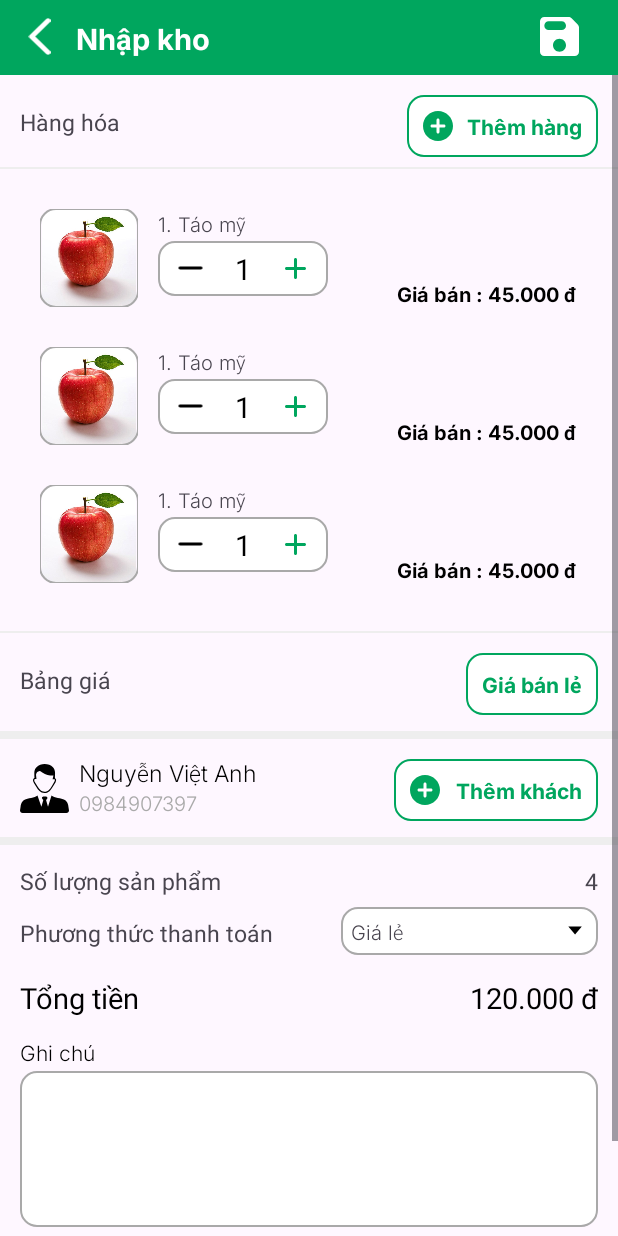
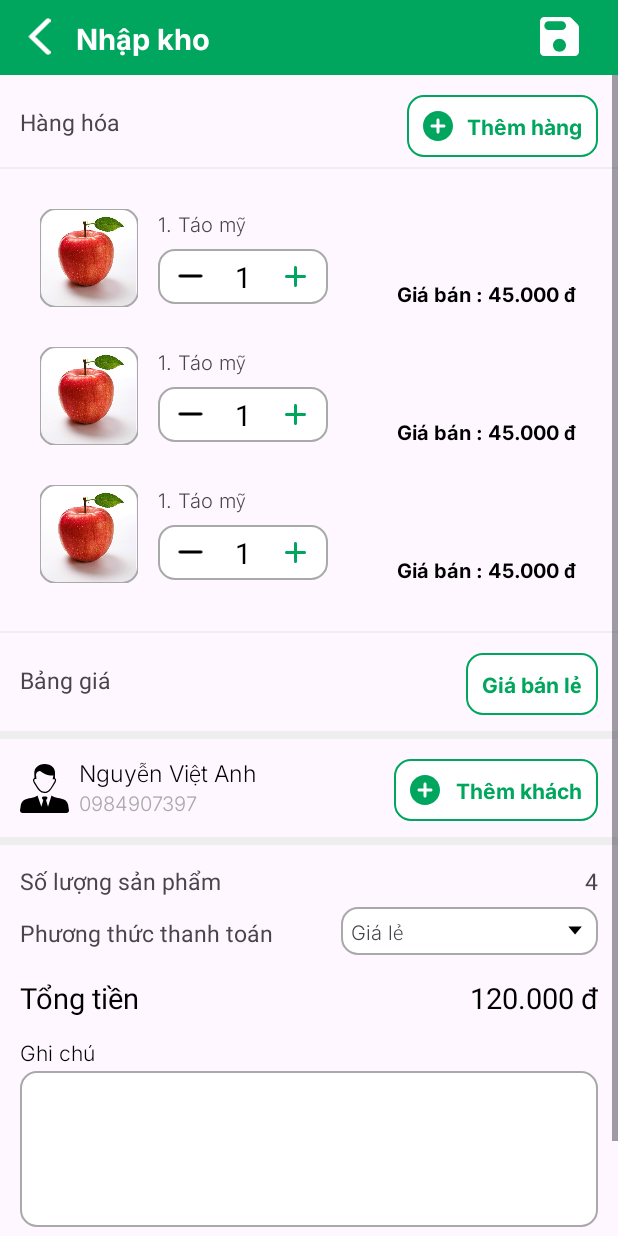
Before and after one commit to VanhMobile/Saller-App, an Android app: the layout fragment_create_bill.xml on its own in the app's theme, with its tools: preview values and no code run, on a phone screen of 412 x 824 dp. Run offline under Robolectric (Android 15) with nearby library versions, the phone set to English and light mode, and no system bars.

Commit message:
updata item product bill

```diff
--- a/app/src/main/res/layout/item_product_bill.xml
+++ b/app/src/main/res/layout/item_product_bill.xml
@@ -34,7 +34,7 @@
         android:layout_marginStart="@dimen/_10sdp"
         app:layout_constraintTop_toBottomOf="@+id/nameProduct"
         android:layout_width="wrap_content"
-        android:layout_marginTop="@dimen/_2sdp"
+        android:layout_marginTop="@dimen/_6sdp"
         android:background="@drawable/edt_add_product"
         android:padding="@dimen/_4sdp"
         android:orientation="horizontal"
```
